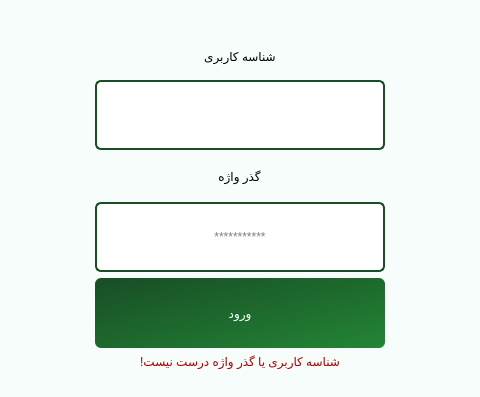
Farazist/raspberrypi-app, file main.ui: the form before one commit; both pictures show x 260 to 740 and y 0 to 397 of the 1000 by 600 pixel window.
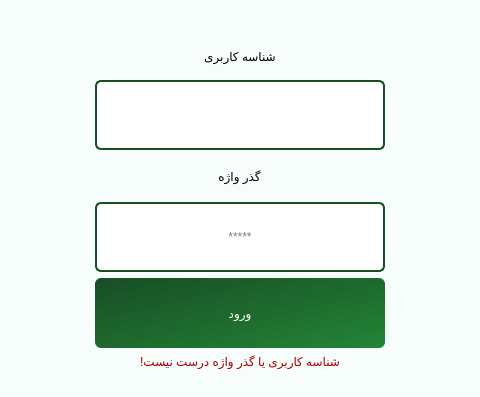
The form after the commit. Icons and pictures are not drawn.

Patch:
```diff
--- a/main.ui
+++ b/main.ui
@@ -436,7 +436,7 @@
            <set>Qt::AlignCenter</set>
           </property>
           <property name="placeholderText">
-           <string>***********</string>
+           <string>*****</string>
           </property>
          </widget>
         </item>
```
Left out of the diff: 8 changed lines with no effect on the pictures.
